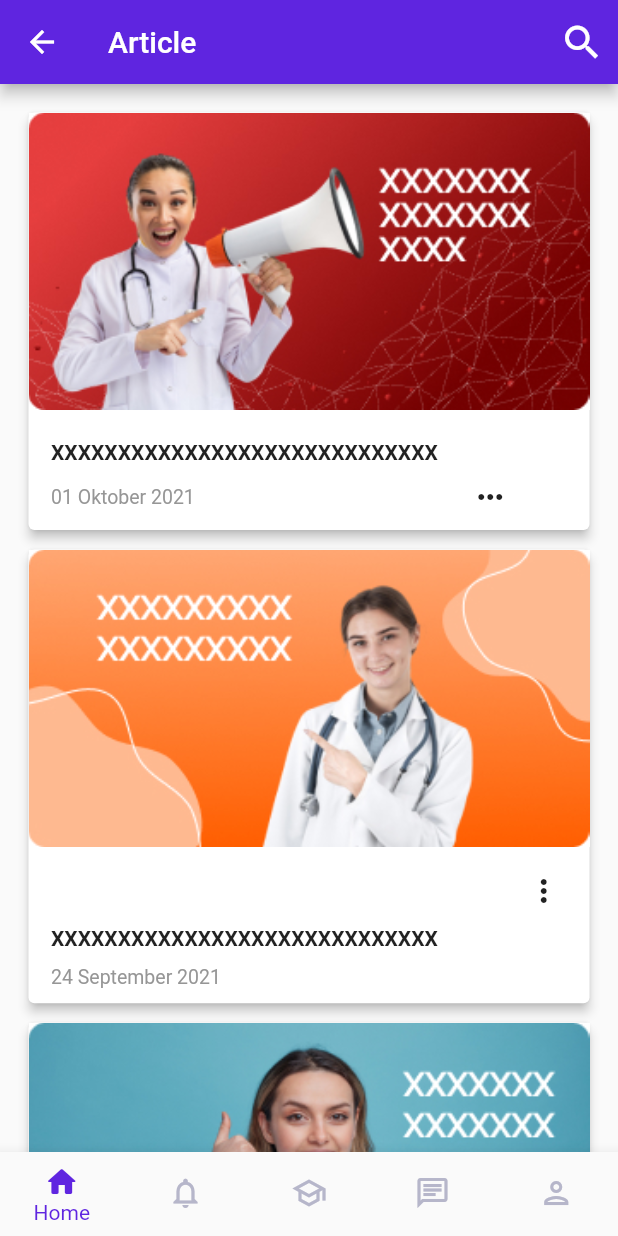
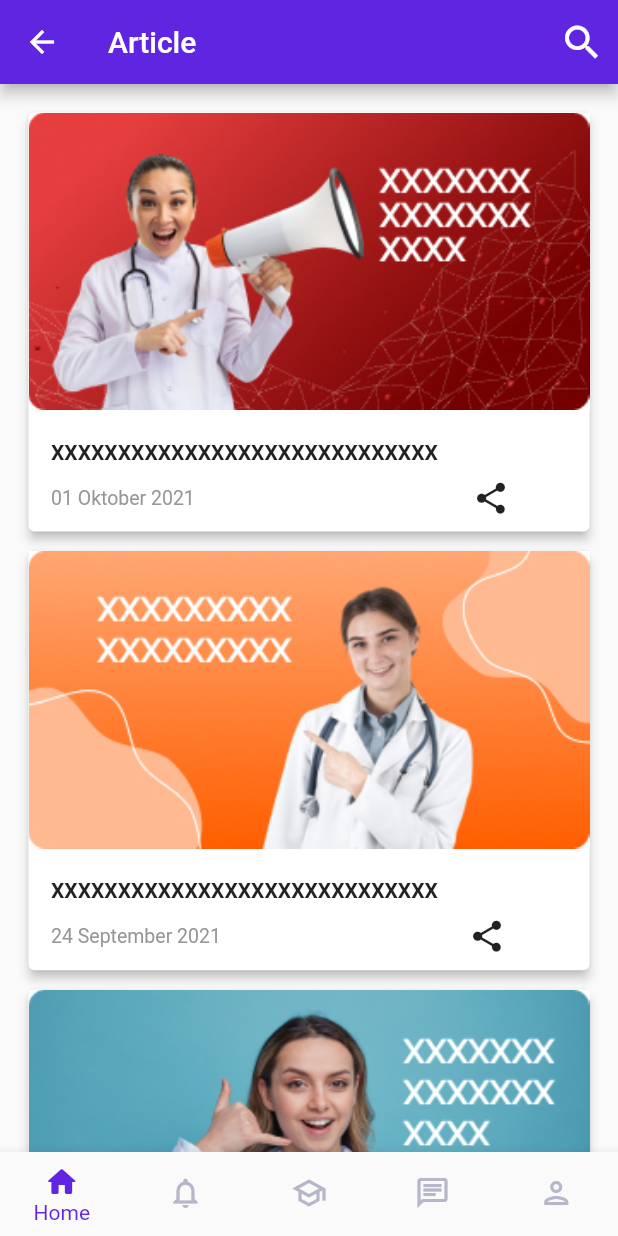
Before and after one commit to JoshInkiriwang/fisiohome, a Flutter app: the screen it shows after launch, after a tap on "Lewati", after a tap on "See All", on a phone screen of 412 x 824 dp. Run offline on Flutter 3.47's test engine with Material 2 defaults, Android fonts, the phone set to English and light mode, and no system bars; our stand-ins replace cloud_firestore, email_validator, firebase_auth, firebase_core, introduction_screen, readmore; missing offline and left inert: qr_code_scanner; accounts and stored records are empty.

Commit message:
Update 29 Desember

```diff
--- a/lib/ActivityWidgets/Lifestyle Path/personalFisioterapisPage.dart
+++ b/lib/ActivityWidgets/Lifestyle Path/personalFisioterapisPage.dart
@@ -4,7 +4,8 @@ class PersonalFisioterapisPage extends StatefulWidget {
   const PersonalFisioterapisPage({Key? key}) : super(key: key);
 
   @override
-  _PersonalFisioterapisPageState createState() => _PersonalFisioterapisPageState();
+  _PersonalFisioterapisPageState createState() =>
+      _PersonalFisioterapisPageState();
 }
 
 class _PersonalFisioterapisPageState extends State<PersonalFisioterapisPage> {
@@ -42,10 +43,9 @@ class _PersonalFisioterapisPageState extends State<PersonalFisioterapisPage> {
           padding: EdgeInsets.only(left: 30.0),
           child: Image.asset('assets/icons/logoFisiohome2.png'),
         ),
-        title: Text('Massage'),
+        title: Text('Personal Fisioterapi'),
         backgroundColor: Color.fromRGBO(95, 37, 224, 100),
       ),
-
       body: Form(
         key: _personalFisioFormKey,
         child: Container(
@@ -126,12 +126,14 @@ class _PersonalFisioterapisPageState extends State<PersonalFisioterapisPage> {
               Container(
                 child: TextButton(
                   onPressed: () {},
-                  child : Text('Lanjutkan Pemesanan', style: TextStyle(
-                    color: Colors.white,
-                    fontSize: 20,
-                    fontWeight: FontWeight.w700,
-                    fontFamily: 'Raleway',
-                   ),
+                  child: Text(
+                    'Lanjutkan Pemesanan',
+                    style: TextStyle(
+                      color: Colors.white,
+                      fontSize: 20,
+                      fontWeight: FontWeight.w700,
+                      fontFamily: 'Raleway',
+                    ),
                   ),
                   style: TextButton.styleFrom(
                     backgroundColor: Color.fromRGBO(95, 37, 224, 100),
--- a/lib/BottomNavBarWidgets/ArticlePage/Detail Article.dart
+++ b/lib/BottomNavBarWidgets/ArticlePage/Detail Article.dart
@@ -1,4 +1,3 @@
-import 'package:flutter/cupertino.dart';
 import 'package:flutter/material.dart';
 
 class DetailArticle1 extends StatelessWidget {
@@ -11,10 +10,14 @@ class DetailArticle1 extends StatelessWidget {
           child: SingleChildScrollView(
             child: Stack(
               children: <Widget>[
-                Image.asset('assets/images/DetailArtikel1.jpg', scale: 0.9,),
+                Image.asset(
+                  'assets/images/DetailArtikel1.jpg',
+                  scale: 0.9,
+                ),
                 Container(
-                  padding: EdgeInsets.only(left : 270.0, top: 230.0),
-                  child: Text('24 Agustus 2021',
+                  padding: EdgeInsets.only(left: 260.0, top: 230.0),
+                  child: Text(
+                    '24 Agustus 2021',
                     style: TextStyle(
                       fontSize: 13,
                       color: Color.fromRGBO(150, 150, 150, 100),
@@ -23,10 +26,10 @@ class DetailArticle1 extends StatelessWidget {
                     textAlign: TextAlign.end,
                   ),
                 ),
-
                 Container(
                   padding: EdgeInsets.only(left: 25.0, top: 270.0),
-                  child: Text('XXXXXXXXXXXXXXXXXXXX',
+                  child: Text(
+                    'XXXXXXXXXXXXXXXXXXXX',
                     style: TextStyle(
                       fontSize: 16,
                       fontWeight: FontWeight.w700,
@@ -34,10 +37,10 @@ class DetailArticle1 extends StatelessWidget {
                     ),
                   ),
                 ),
-
                 Container(
                   padding: EdgeInsets.only(left: 25.0, top: 320.0, right: 25.0),
-                  child: Text('xxxxxxxxxxxxxxxxxxxxxxxxxxxxxxxxxxxxxxxxxxxxxxx'
+                  child: Text(
+                    'xxxxxxxxxxxxxxxxxxxxxxxxxxxxxxxxxxxxxxxxxxxxxxx'
                     'xxxxxxxxxxxxxxxxxxxxxxxxxxxxxxxxxxxxxxxxxxxxxxxxxxxxxxxxx'
                     'xxxxxxxxxxxxxxxxxxxxxxxxxxxxxxxxxxxxxxxxxxxxxxxxxxxxxxxxx'
                     'xxxxxxxxxxxxxxxxxxxxxxxxxxxxxxxxxxxxxxxxxxxxxxxxxxxxxxxxx',
--- a/lib/BottomNavBarWidgets/ArticlePage/HalamanArticle.dart
+++ b/lib/BottomNavBarWidgets/ArticlePage/HalamanArticle.dart
@@ -96,7 +96,10 @@ class Article1 extends StatelessWidget {
                         color: Color.fromRGBO(150, 150, 150, 100)),
                   ),
                   Padding(
-                    child: Icon(Icons.keyboard_control_rounded),
+                    child: Icon(
+                      Icons.share,
+                      size: 25,
+                    ),
                     padding: EdgeInsets.only(left: 185.0),
                   ),
                 ],
@@ -123,18 +126,7 @@ class Article2 extends StatelessWidget {
               fit: BoxFit.cover,
             ),
           ),
-          SizedBox(height: 5.0),
-          Align(
-            alignment: Alignment(0.96, 0),
-            child: PopupMenuButton<int>(
-              itemBuilder: (context) => [
-                PopupMenuItem(
-                  child: Text('Share'),
-                  value: 1,
-                )
-              ],
-            ),
-          ),
+          SizedBox(height: 20.0),
           Container(
             padding: EdgeInsets.only(left: 15.0, right: 15.0, bottom: 10.0),
             alignment: AlignmentDirectional.centerStart,
@@ -144,10 +136,21 @@ class Article2 extends StatelessWidget {
           Container(
             padding: EdgeInsets.only(left: 15.0, right: 15.0, bottom: 10.0),
             alignment: AlignmentDirectional.centerStart,
-            child: Text(
-              '24 September 2021',
-              style: TextStyle(
-                  fontSize: 13, color: Color.fromRGBO(150, 150, 150, 100)),
+            child: Row(
+              children: [
+                Text(
+                  '24 September 2021',
+                  style: TextStyle(
+                      fontSize: 13, color: Color.fromRGBO(150, 150, 150, 100)),
+                ),
+                Padding(
+                  child: Icon(
+                    Icons.share,
+                    size: 25,
+                  ),
+                  padding: EdgeInsets.only(left: 165.0),
+                ),
+              ],
             ),
           ),
         ],
@@ -170,18 +173,7 @@ class Article3 extends StatelessWidget {
               fit: BoxFit.cover,
             ),
           ),
-          SizedBox(height: 5.0),
-          Align(
-            alignment: Alignment(0.96, 0),
-            child: PopupMenuButton<int>(
-              itemBuilder: (context) => [
-                PopupMenuItem(
-                  child: Text('Share'),
-                  value: 1,
-                )
-              ],
-            ),
-          ),
+          SizedBox(height: 20.0),
           Container(
             padding: EdgeInsets.only(left: 15.0, right: 15.0, bottom: 10.0),
             alignment: AlignmentDirectional.centerStart,
@@ -191,10 +183,21 @@ class Article3 extends StatelessWidget {
           Container(
             padding: EdgeInsets.only(left: 15.0, right: 15.0, bottom: 10.0),
             alignment: AlignmentDirectional.centerStart,
-            child: Text(
-              '08 September 2021',
-              style: TextStyle(
-                  fontSize: 13, color: Color.fromRGBO(150, 150, 150, 100)),
+            child: Row(
+              children: [
+                Text(
+                  '05 September 2021',
+                  style: TextStyle(
+                      fontSize: 13, color: Color.fromRGBO(150, 150, 150, 100)),
+                ),
+                Padding(
+                  child: Icon(
+                    Icons.share,
+                    size: 25,
+                  ),
+                  padding: EdgeInsets.only(left: 165.0),
+                ),
+              ],
             ),
           ),
         ],
--- a/lib/BottomNavBarWidgets/HomePage/Components/ArticleSection.dart
+++ b/lib/BottomNavBarWidgets/HomePage/Components/ArticleSection.dart
@@ -1,5 +1,4 @@
 import 'package:FisioHome/BottomNavBarWidgets/ArticlePage/HalamanArticle.dart';
-import 'package:flutter/cupertino.dart';
 import 'package:flutter/material.dart';
 
 class ArticleSection extends StatelessWidget {
@@ -19,18 +18,26 @@ class ArticleSection extends StatelessWidget {
                 ),
               ),
               Padding(
-                padding: EdgeInsets.only(left: 145),
+                padding: EdgeInsets.only(left: 0.0),
                 child: InkWell(
-                  onTap: () => Navigator.push(
+                  onTap: () {
+                    Navigator.push(
                       context,
                       MaterialPageRoute(
-                          builder: (context) => HalamanArticle())),
-                  child: Text(
-                    'See All',
-                    style: TextStyle(
+                        builder: (BuildContext context) => HalamanArticle(),
+                      ),
+                    );
+                  },
+                  child: Padding(
+                    padding: EdgeInsets.only(left: 145.0, top: 4.5),
+                    child: Text(
+                      'See All',
+                      style: TextStyle(
                         fontSize: 13,
                         fontFamily: 'Raleway',
-                        color: Color.fromRGBO(95, 37, 224, 100)),
+                        color: Color.fromRGBO(95, 37, 224, 100),
+                      ),
+                    ),
                   ),
                 ),
               ),
--- a/lib/BottomNavBarWidgets/HomePage/HalamanHome.dart
+++ b/lib/BottomNavBarWidgets/HomePage/HalamanHome.dart
@@ -18,7 +18,7 @@ class _HalamanHomeState extends State<HalamanHome> {
       home: Scaffold(
         body: SafeArea(
           child: SingleChildScrollView(
-            child : Column(
+            child: Column(
               children: <Widget>[
                 Container(
                   width: MediaQuery.of(context).size.width,
@@ -26,18 +26,20 @@ class _HalamanHomeState extends State<HalamanHome> {
                     fit: StackFit.loose,
                     alignment: AlignmentDirectional.topCenter,
                     clipBehavior: Clip.none,
-
                     children: <Widget>[
                       Container(
                         height: 226,
                         width: MediaQuery.of(context).size.width,
-                        child: Image.asset('assets/images/HomePage.jpg', fit: BoxFit.cover,),
+                        child: Image.asset(
+                          'assets/images/HomePage.jpg',
+                          fit: BoxFit.cover,
+                        ),
                       ),
-                      SearchBar(),
                       Positioned(
                         top: 200,
                         child: HomeButtonGroup(),
                       ),
+                      SearchBar(),
                     ],
                   ),
                 ),
@@ -46,7 +48,8 @@ class _HalamanHomeState extends State<HalamanHome> {
                   child: FourButton(),
                 ),
                 Container(
-                  margin: EdgeInsets.only(left: 20.0, right: 10.0, bottom: 30.0),
+                  margin:
+                      EdgeInsets.only(left: 20.0, right: 10.0, bottom: 30.0),
                   child: ArticleSection(),
                 ),
                 Container(
@@ -55,7 +58,7 @@ class _HalamanHomeState extends State<HalamanHome> {
                 ),
               ],
             ),
-         ),
+          ),
         ),
       ),
     );
--- a/lib/IntroLogoOnly.dart
+++ b/lib/IntroLogoOnly.dart
@@ -1,4 +1,3 @@
-import 'package:FisioHome/OnBoarding/OnBoarding.dart';
 import 'package:flutter/material.dart';
 import 'dart:async';
 
@@ -11,16 +10,18 @@ class _LogoOnlyPageState extends State<LogoOnlyPage> {
   @override
   void initState() {
     super.initState();
-    Timer(
-        Duration(seconds: 3),
-        () => Navigator.pushReplacement(
-            context, MaterialPageRoute(builder: (context) => OnBoarding())));
+    Timer(Duration(seconds: 3),
+        () => Navigator.pushReplacementNamed(context, '/onboarding'));
   }
 
   @override
   Widget build(BuildContext context) {
     return Container(
-      child: Image.asset('assets/icons/logoFisiohome.png'),color: Colors.white,
+      child: Image.asset(
+        'assets/icons/logoFisiohome.png',
+        scale: 0.85,
+      ),
+      color: Colors.white,
     );
   }
 }
--- a/lib/LoginSection/screens/auth_screen.dart
+++ b/lib/LoginSection/screens/auth_screen.dart
@@ -16,7 +16,7 @@ class _AuthScreenState extends State<AuthScreen> {
 
   void submitAuthForm(
       {required String email,
-      required String username,
+      required String fullName,
       required String password,
       required bool isLogin}) async {
     try {
@@ -33,7 +33,7 @@ class _AuthScreenState extends State<AuthScreen> {
           await _firebaseFirestore
               .collection('users')
               .doc(userCredential.user!.uid)
-              .set({'username': username, 'email': email});
+              .set({'fullName': fullName, 'email': email});
         }
       }
     } on FirebaseAuthException catch (e) {
@@ -57,14 +57,26 @@ class _AuthScreenState extends State<AuthScreen> {
             child: Column(
               children: [
                 Text(
-                  'Welcome',
-                  style: Theme.of(context)
-                      .textTheme
-                      .headline3!
-                      .copyWith(color: Theme.of(context).primaryColor),
+                  'Selamat Datang',
+                  style: TextStyle(
+                    color: Color.fromRGBO(95, 37, 224, 100),
+                    fontFamily: 'Raleway',
+                    fontWeight: FontWeight.w700,
+                    fontSize: 24,
+                  ),
                 ),
                 SizedBox(
-                  height: 25,
+                  height: 15,
+                ),
+                Text(
+                  'Isi informasi dibawah ini dengan benar',
+                  style: TextStyle(
+                    fontSize: 14,
+                    fontFamily: 'Raleway',
+                  ),
+                ),
+                SizedBox(
+                  height: 35,
                 ),
                 AuthForm(
                   submitAuthFormFn: submitAuthForm,
--- a/lib/LoginSection/widgets/auth_form.dart
+++ b/lib/LoginSection/widgets/auth_form.dart
@@ -6,7 +6,7 @@ class AuthForm extends StatefulWidget {
 
   final Function(
       {required String email,
-      required String username,
+      required String fullName,
       required String password,
       required bool isLogin}) submitAuthFormFn;
 
@@ -18,8 +18,10 @@ class _AuthFormState extends State<AuthForm> {
   final _formKey = GlobalKey<FormState>();
   bool _isLogin = true;
 
+  TextEditingController dateCtrl = TextEditingController();
+
   String _email = '';
-  String _username = '';
+  String _fullName = '';
   String _password = '';
 
   void submitForm() {
@@ -28,7 +30,7 @@ class _AuthFormState extends State<AuthForm> {
         _formKey.currentState!.save();
         widget.submitAuthFormFn(
           email: _email,
-          username: _username,
+          fullName: _fullName,
           password: _password,
           isLogin: _isLogin,
         );
@@ -56,28 +58,30 @@ class _AuthFormState extends State<AuthForm> {
               _email = value.toString();
             },
           ),
-          SizedBox(height: 15),
+          SizedBox(
+            height: 20,
+          ),
           if (!_isLogin)
             TextFormField(
-              key: Key('username'),
+              key: Key('fullName'),
               decoration: InputDecoration(
-                labelText: 'Username',
+                labelText: 'Nama Lengkap',
                 border: OutlineInputBorder(),
               ),
               autovalidateMode: AutovalidateMode.onUserInteraction,
               validator: (value) {
-                if (value == null || value.isEmpty || value.length < 5)
-                  return 'Username minimal memiliki 5 karakter';
+                if (value == null || value.isEmpty)
+                  return 'Masukan nama lengkap sesuai identitas anda';
 
                 return null;
               },
               onSaved: (value) {
-                _username = value.toString();
+                _fullName = value.toString();
               },
             ),
           if (!_isLogin)
             SizedBox(
-              height: 15,
+              height: 20,
             ),
           TextFormField(
             key: Key('password'),
@@ -102,6 +106,18 @@ class _AuthFormState extends State<AuthForm> {
           ),
           ElevatedButton(
             onPressed: submitForm,
+            style: ElevatedButton.styleFrom(
+              shape: RoundedRectangleBorder(
+                borderRadius: BorderRadius.circular(10),
+              ),
+              fixedSize: Size(350, 58),
+              primary: Color.fromRGBO(95, 37, 224, 100),
+              textStyle: TextStyle(
+                fontSize: 20,
+                fontFamily: 'Raleway',
+                fontWeight: FontWeight.w700,
+              ),
+            ),
             child: Text(_isLogin ? 'Masuk' : 'Daftar'),
           ),
           SizedBox(
@@ -113,7 +129,13 @@ class _AuthFormState extends State<AuthForm> {
                 _isLogin = !_isLogin;
               });
             },
-            child: Text(_isLogin ? 'Daftar akun baru' : 'Sudah punya akun'),
+            child: Text(
+              _isLogin ? 'Daftar akun baru' : 'Sudah punya akun',
+              style: TextStyle(
+                fontSize: 14,
+                fontFamily: 'Raleway',
+              ),
+            ),
           ),
         ],
       ),
--- a/lib/main.dart
+++ b/lib/main.dart
@@ -1,20 +1,11 @@
-import 'package:FisioHome/ActivityWidgets/HalamanPaket.dart';
-import 'package:FisioHome/ActivityWidgets/HalamanRiwayat.dart';
-import 'package:FisioHome/ActivityWidgets/Lifestyle Path/personalFisioterapisPage.dart';
-import 'package:FisioHome/ActivityWidgets/Lifestyle%20Path/EventPage.dart';
-import 'package:FisioHome/BottomNavBar.dart';
-import 'package:FisioHome/BottomNavBarWidgets/ActivityPage/HalamanActivity.dart';
-import 'package:FisioHome/BottomNavBarWidgets/ArticlePage/Detail%20Article.dart';
-import 'package:FisioHome/BottomNavBarWidgets/ArticlePage/HalamanArticle.dart';
-import 'package:FisioHome/BottomNavBarWidgets/ChatPage/HalamanChat.dart';
-import 'package:FisioHome/BottomNavBarWidgets/HomePage/HalamanHome.dart';
-import 'package:FisioHome/BottomNavBarWidgets/ProfilePage/HalamanProfile.dart';
 import 'package:FisioHome/IntroLogoOnly.dart';
 import 'package:FisioHome/LoginSection/screens/auth_screen.dart';
 import 'package:FisioHome/OnBoarding/OnBoarding.dart';
 import 'package:firebase_auth/firebase_auth.dart';
 import 'package:firebase_core/firebase_core.dart';
 import 'package:flutter/material.dart';
+
+import 'BottomNavBar.dart';
 
 void main() async {
   WidgetsFlutterBinding.ensureInitialized();
@@ -29,10 +20,10 @@ class MyApp extends StatelessWidget {
       title: 'Fisiohome',
       debugShowCheckedModeBanner: false,
       initialRoute: '/',
-      routes: {
+      routes: <String, WidgetBuilder>{
         '/': (context) => LogoOnlyPage(),
-        '/onboarding': (context) => OnBoarding(),
-        '/authScreen': (context) => StreamBuilder(
+        '/onboarding': (BuildContext context) => OnBoarding(),
+        '/authScreen': (BuildContext context) => StreamBuilder(
               builder: (context, authSnapshot) {
                 if (authSnapshot.data == null) {
                   return AuthScreen();
@@ -42,17 +33,6 @@ class MyApp extends StatelessWidget {
               },
               stream: FirebaseAuth.instance.authStateChanges(),
             ),
-        // Register
-        '/home': (context) => HalamanHome(),
-        '/activitypage': (context) => HalamanActivity(),
-        '/articlepage': (context) => HalamanArticle(),
-        '/detailarticle': (context) => DetailArticle1(),
-        '/chatpage': (context) => HalamanChat(),
-        '/profilepage': (context) => HalamanProfile(),
-        '/eventpage': (context) => EventPage(),
-        '/personalfisioterapi': (context) => PersonalFisioterapisPage(),
-        '/paketPage': (context) => HalamanPaket(),
-        '/riwayatPage': (context) => HalamanRiwayat(),
       },
     );
   }
```
Also changed, not shown: pubspec.lock, 1 other file. Lines whose indentation alone changed are shown as unchanged.
